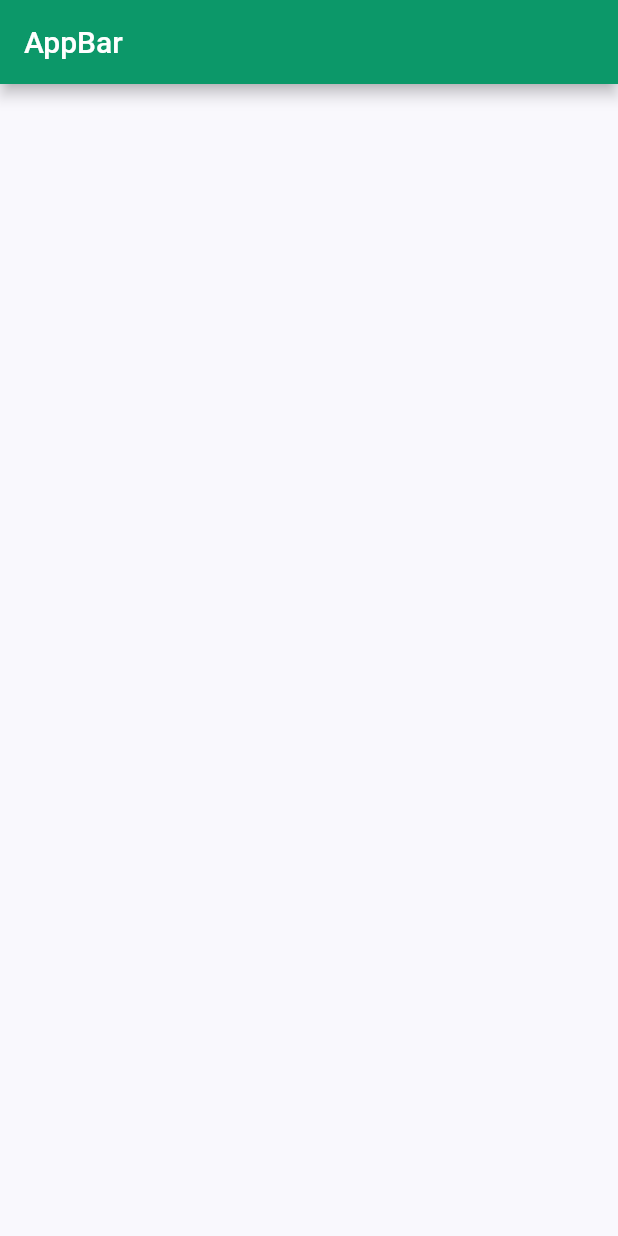
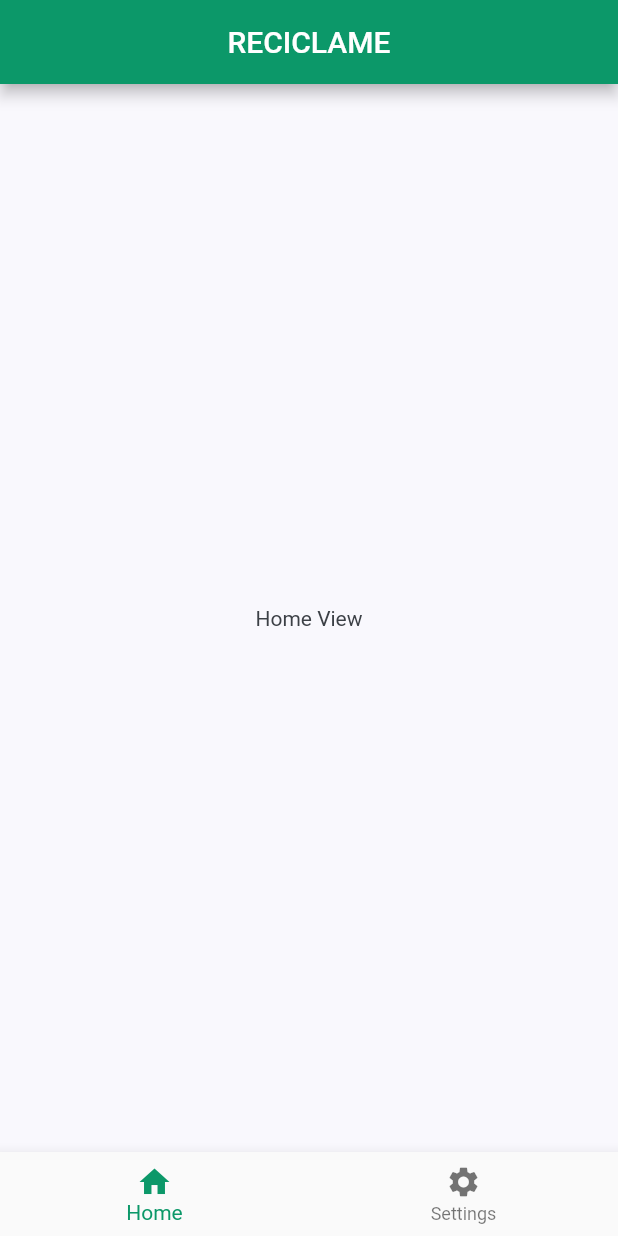
Before and after one commit to danielb05/reciclame, a Flutter app: the screen it shows after launch, on a phone screen of 412 x 824 dp. Run offline on Flutter 3.47's test engine with Material 2 defaults, Android fonts, the phone set to English and light mode, and no system bars.

Commit message:
- Add HomeView - Add SettingsView - Create Bottom Navigation Bar with the created views.

```diff
--- a/lib/pages/Home.dart
+++ b/lib/pages/Home.dart
@@ -1,16 +1,53 @@
 import 'package:flutter/material.dart';
+import 'package:reciclame/views/HomeView.dart';
+import 'package:reciclame/views/SettingsView.dart';
+import '../constants.dart';
 
 class Home extends StatefulWidget {
+  const Home({Key key}) : super(key: key);
   @override
   _HomeState createState() => _HomeState();
 }
 
 class _HomeState extends State<Home> {
+  int _selectedIndex = 0;
+  static const TextStyle optionStyle = TextStyle(fontSize: 30, fontWeight: FontWeight.bold);
+
+  static const List<Widget> _widgetOptions = [
+    HomeView(),
+    SettingsView()
+  ];
+
+  void _onItemTapped(int index) {
+    setState(() {
+      _selectedIndex = index;
+    });
+  }
+
   @override
   Widget build(BuildContext context) {
     return Scaffold(
       appBar: AppBar(
-        title: Text('AppBar'),
+        title: Text('RECICLAME'),
+        centerTitle: true,
+      ),
+      body: Center(
+        child: _widgetOptions.elementAt(_selectedIndex),
+      ),
+      bottomNavigationBar: BottomNavigationBar(
+        items: const<BottomNavigationBarItem>[
+          BottomNavigationBarItem(
+              icon: Icon(Icons.home),
+              label:'Home'
+          ),
+          BottomNavigationBarItem(
+            icon: Icon(Icons.settings),
+            label: 'Settings',
+          ),
+        ],
+        currentIndex: _selectedIndex,
+        selectedItemColor: kPrimaryColor,
+        onTap: _onItemTapped,
       ),
     );
   }
--- /dev/null
+++ b/lib/views/HomeView.dart
@@ -0,0 +1,16 @@
+import 'package:flutter/material.dart';
+class HomeView extends StatefulWidget {
+  const HomeView();
+  @override
+  _HomeViewState createState() => _HomeViewState();
+
+}
+
+class _HomeViewState extends State<HomeView> {
+  @override
+  Widget build(BuildContext context) {
+    return Container(
+      child: Text('Home View'),
+    );
+  }
+}
--- /dev/null
+++ b/lib/views/SettingsView.dart
@@ -0,0 +1,18 @@
+import 'package:flutter/material.dart';
+
+class SettingsView extends StatefulWidget {
+  const SettingsView();
+
+  @override
+  _SettingsViewState createState() => _SettingsViewState();
+
+
+}
+
+class _SettingsViewState extends State<SettingsView> {
+  @override
+  Widget build(BuildContext context) {
+    return Container(child: Text('Settings'),
+    );
+  }
+}
```
